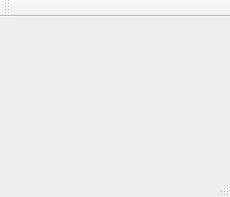
This is mainwindow.ui in starchimpsgroup/evcc as Qt 5 draws it before an edit. The edited form follows.
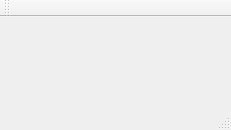
This is the edited form.

Diff of the .ui file:
```diff
--- a/mainwindow.ui
+++ b/mainwindow.ui
@@ -6,8 +6,8 @@
    <rect>
     <x>0</x>
     <y>0</y>
-    <width>230</width>
-    <height>197</height>
+    <width>231</width>
+    <height>130</height>
    </rect>
   </property>
   <property name="windowTitle">
```
Left out of the diff: 2 changed lines with no effect on the pictures.
